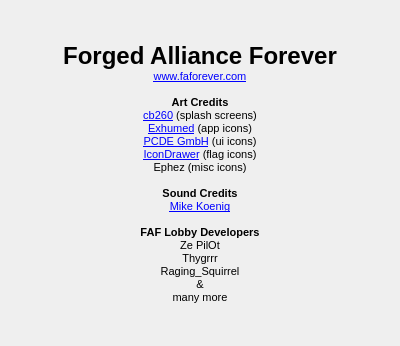
Old version of the form src/_res/client/about.ui in the repository IDragonfire/modular-client.
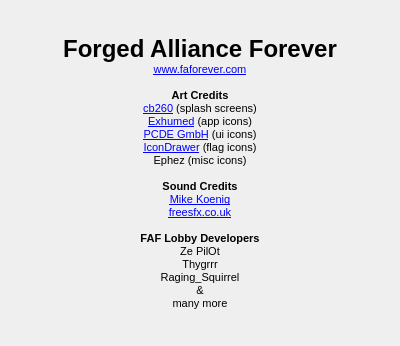
New version of the form.

Commit message: add credit for the popup sound: freesfx.co.uk

```diff
--- a/src/_res/client/about.ui
+++ b/src/_res/client/about.ui
@@ -33,6 +33,7 @@
 &lt;p align=&quot;center&quot; style=&quot;-qt-paragraph-type:empty; margin-top:0px; margin-bottom:0px; margin-left:0px; margin-right:0px; -qt-block-indent:0; text-indent:0px;&quot;&gt;&lt;br /&gt;&lt;/p&gt;
 &lt;p align=&quot;center&quot; style=&quot; margin-top:0px; margin-bottom:0px; margin-left:0px; margin-right:0px; -qt-block-indent:0; text-indent:0px;&quot;&gt;&lt;span style=&quot; font-weight:600;&quot;&gt;Sound Credits&lt;/span&gt;&lt;/p&gt;
 &lt;p align=&quot;center&quot; style=&quot; margin-top:0px; margin-bottom:0px; margin-left:0px; margin-right:0px; -qt-block-indent:0; text-indent:0px;&quot;&gt;&lt;a href=&quot;http://soundbible.com&quot;&gt;&lt;span style=&quot; text-decoration: underline; color:#0000ff;&quot;&gt;Mike Koenig&lt;/span&gt;&lt;/a&gt;&lt;/p&gt;
+&lt;p align=&quot;center&quot; style=&quot; margin-top:0px; margin-bottom:0px; margin-left:0px; margin-right:0px; -qt-block-indent:0; text-indent:0px;&quot;&gt;&lt;a href=&quot;http://www.freesfx.co.uk/&quot;&gt;&lt;span style=&quot; text-decoration: underline; color:#0000ff;&quot;&gt;freesfx.co.uk&lt;/span&gt;&lt;/a&gt;&lt;/p&gt;
 &lt;p align=&quot;center&quot; style=&quot;-qt-paragraph-type:empty; margin-top:0px; margin-bottom:0px; margin-left:0px; margin-right:0px; -qt-block-indent:0; text-indent:0px;&quot;&gt;&lt;br /&gt;&lt;/p&gt;
 &lt;p align=&quot;center&quot; style=&quot; margin-top:0px; margin-bottom:0px; margin-left:0px; margin-right:0px; -qt-block-indent:0; text-indent:0px;&quot;&gt;&lt;span style=&quot; font-weight:600;&quot;&gt;FAF Lobby Developers&lt;/span&gt;&lt;/p&gt;
 &lt;p align=&quot;center&quot; style=&quot; margin-top:0px; margin-bottom:0px; margin-left:0px; margin-right:0px; -qt-block-indent:0; text-indent:0px;&quot;&gt;Ze PilOt&lt;/p&gt;
```
